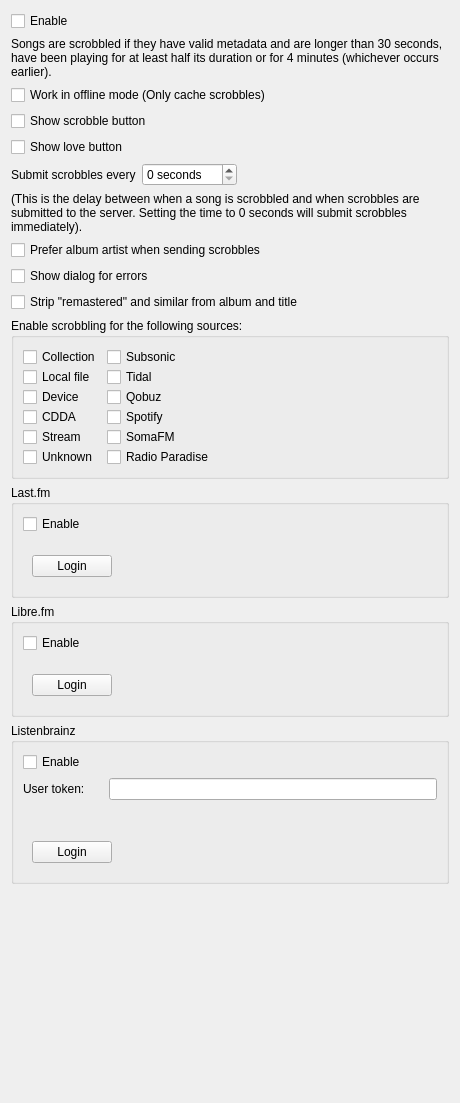
Qt form src/settings/scrobblersettingspage.ui (strawberrymusicplayer/strawberry) before a commit.
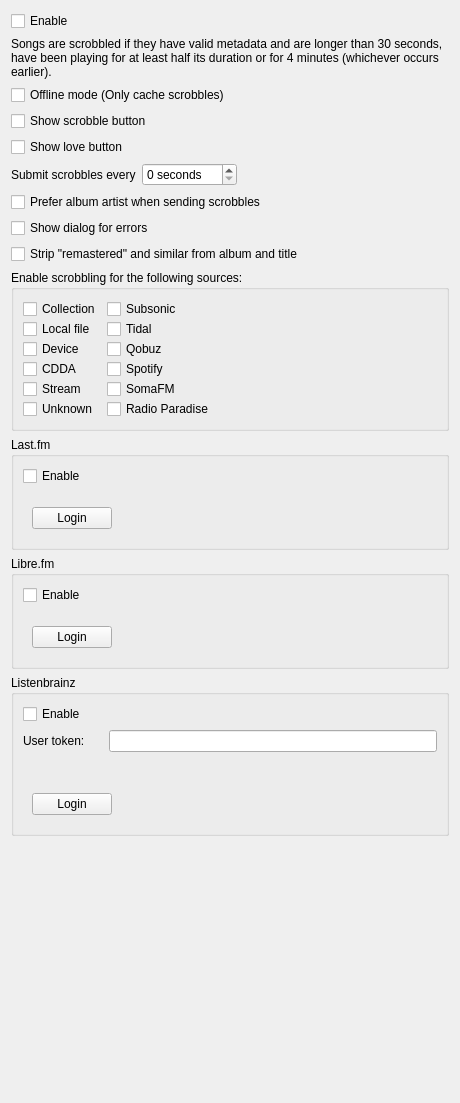
The same form after that commit. Custom widgets are drawn as their Qt base class.

Commit message: ScrobblerSettingsPage: Add tooltip

Diff of the .ui file:
```diff
--- a/src/settings/scrobblersettingspage.ui
+++ b/src/settings/scrobblersettingspage.ui
@@ -40,7 +40,7 @@
    <item>
     <widget class="QCheckBox" name="checkbox_offline">
      <property name="text">
-      <string>Work in offline mode (Only cache scrobbles)</string>
+      <string>Offline mode (Only cache scrobbles)</string>
      </property>
     </widget>
    </item>
@@ -95,16 +95,6 @@
      </item>
     </layout>
    </item>
-   <item>
-    <widget class="QLabel" name="label_submit_info">
-     <property name="text">
-      <string>(This is the delay between when a song is scrobbled and when scrobbles are submitted to the server. Setting the time to 0 seconds will submit scrobbles immediately).</string>
-     </property>
-     <property name="wordWrap">
-      <bool>true</bool>
-     </property>
-    </widget>
-   </item>
    <item>
     <widget class="QCheckBox" name="checkbox_albumartist">
      <property name="text">
```
Left out of the diff: 6 changed lines with no effect on the pictures.
